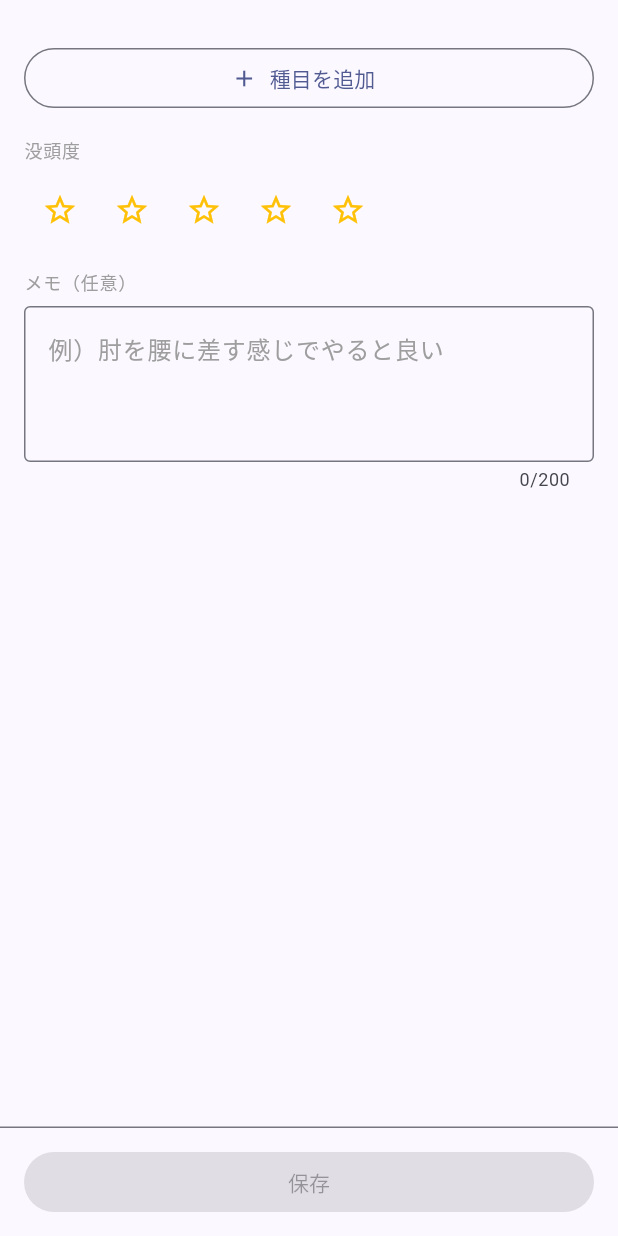
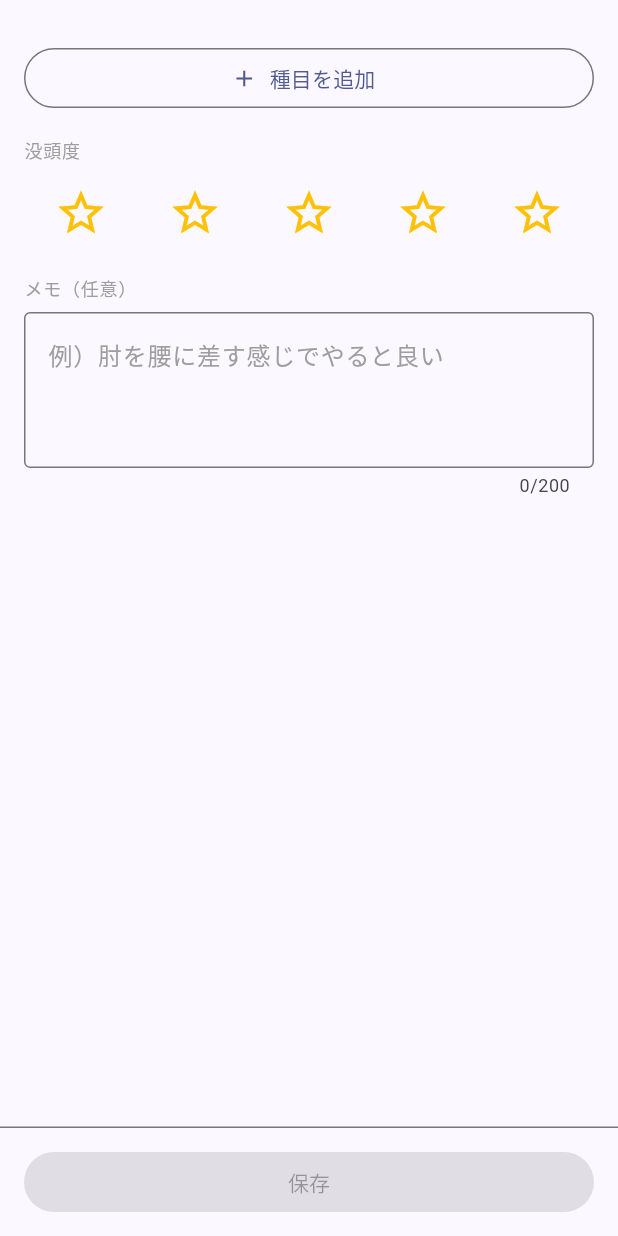
Before and after one commit to Maetakap/workout_tracker, a Flutter app: the _EditForm screen opened directly with empty values, on a phone screen of 412 x 824 dp. Run offline on Flutter 3.47's test engine with Material 3 defaults, Android fonts, the phone set to English and light mode, and no system bars; our stand-ins replace drift, drift_flutter, flutter_riverpod, go_router; accounts and stored records are empty; generated files the repository leaves out were written again.

Commit message:
feat: 没頭度スターを横幅いっぱいに拡大・サイズ調整

```diff
--- a/lib/features/shared/workout_widgets.dart
+++ b/lib/features/shared/workout_widgets.dart
@@ -54,14 +54,18 @@ class StarInput extends StatelessWidget {
   @override
   Widget build(BuildContext context) {
     return Row(
+      mainAxisAlignment: MainAxisAlignment.spaceEvenly,
       children: List.generate(5, (i) {
         final selected = value != null && i < value!;
-        return IconButton(
-          icon: Icon(
-            selected ? Icons.star : Icons.star_border,
-            color: Colors.amber,
+        return Expanded(
+          child: IconButton(
+            icon: Icon(
+              selected ? Icons.star : Icons.star_border,
+              color: Colors.amber,
+              size: 36,
+            ),
+            onPressed: () => onChanged(i + 1),
           ),
-          onPressed: () => onChanged(i + 1),
         );
       }),
     );
```
